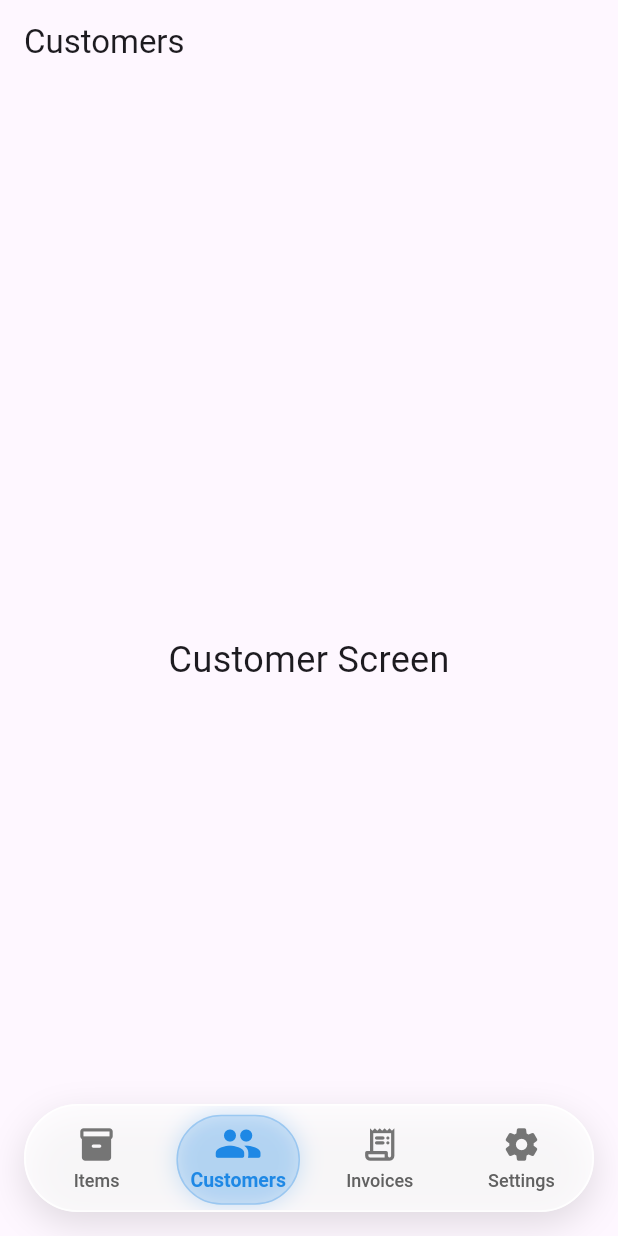
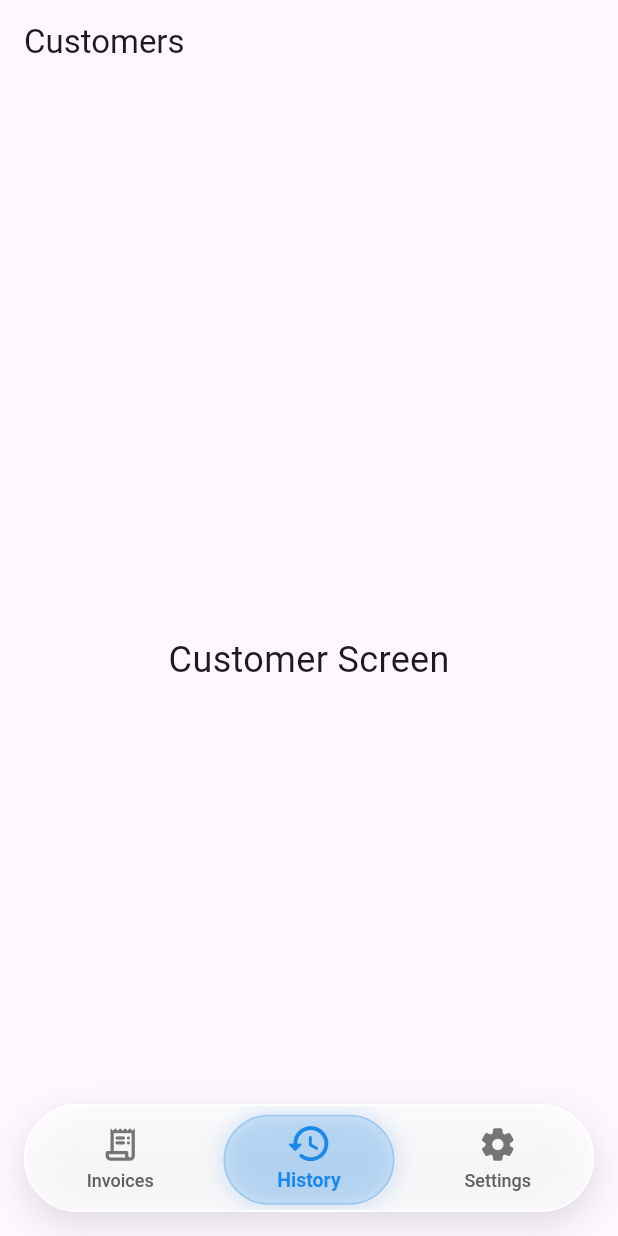
Before and after one commit to TommyBoizzzz/Amnot-Invoice, a Flutter app: the screen it shows after launch, item 2 of the bottom bar chosen, on a phone screen of 412 x 824 dp. Run offline on Flutter 3.47's test engine with Material 3 defaults, Android fonts, the light colour scheme and no system bars; our stand-ins replace sqflite; accounts and stored records are empty.

Commit message:
Update bottom_navigation.dart

```diff
--- a/lib/features/navigations/presentation/bottom_navigation.dart
+++ b/lib/features/navigations/presentation/bottom_navigation.dart
@@ -2,7 +2,6 @@ import 'package:flutter/material.dart';
 import 'package:invoice_create_app/features/Settings/presentation/screens/setting.dart';
 import 'package:invoice_create_app/features/customer/presentation/screens/customer.dart';
 import 'package:invoice_create_app/features/invoice/presentation/screens/invoice_form_screen.dart';
-import 'package:invoice_create_app/features/items/presentation/screens/items.dart';
 
 class NavBarScreen extends StatefulWidget {
   const NavBarScreen({super.key});
@@ -15,9 +14,8 @@ class _NavBarScreenState extends State<NavBarScreen> {
   int _currentIndex = 0;
 
   final List<Widget> _screens = [
-    const ItemScreen(),
+    const InvoiceFormScreen(),
     const CustomerScreen(),
-    const InvoiceFormScreen(),
     const SettingScreen(),
   ];
 
@@ -35,10 +33,10 @@ class _NavBarScreenState extends State<NavBarScreen> {
           child: Container(
             height: 72,
             decoration: BoxDecoration(
-              color: Colors.white.withValues(alpha: 0.75),
+              color: Colors.white.withOpacity(0.75),
               borderRadius: BorderRadius.circular(50),
               border: Border.all(
-                color: Colors.white.withValues(alpha: 0.9),
+                color: Colors.white.withOpacity(0.9),
                 width: 1.2,
               ),
               boxShadow: const [
@@ -49,14 +47,15 @@ class _NavBarScreenState extends State<NavBarScreen> {
                 ),
               ],
             ),
+
             child: LayoutBuilder(
               builder: (context, constraints) {
-                // 4 tabs: Items, Customers, Invoices, Settings
-                final double itemWidth = constraints.maxWidth / 4;
+                // 3 tabs
+                final double itemWidth = constraints.maxWidth / 3;
 
                 return Stack(
                   children: [
-                    /// Sliding glass indicator
+                    /// Animated sliding indicator
                     AnimatedPositioned(
                       duration: const Duration(milliseconds: 380),
                       curve: Curves.easeOutCubic,
@@ -67,20 +66,16 @@ class _NavBarScreenState extends State<NavBarScreen> {
                         padding: const EdgeInsets.all(6),
                         child: Container(
                           decoration: BoxDecoration(
-                            color: const Color(
-                              0xFF1E88E5,
-                            ).withValues(alpha: 0.15),
+                            color: const Color(0xFF1E88E5).withOpacity(0.15),
                             borderRadius: BorderRadius.circular(40),
                             border: Border.all(
-                              color: const Color(
-                                0xFF1E88E5,
-                              ).withValues(alpha: 0.25),
+                              color: const Color(0xFF1E88E5).withOpacity(0.25),
                             ),
                             boxShadow: [
                               BoxShadow(
                                 color: const Color(
                                   0xFF1E88E5,
-                                ).withValues(alpha: 0.20),
+                                ).withOpacity(0.20),
                                 blurRadius: 12,
                                 spreadRadius: 1,
                               ),
@@ -90,13 +85,15 @@ class _NavBarScreenState extends State<NavBarScreen> {
                       ),
                     ),
 
-                    /// Navigation items
+                    /// Navigation Items
                     Row(
                       children: [
-                        _buildItem(Icons.inventory_2_rounded, 'Items', 0),
-                        _buildItem(Icons.people_rounded, 'Customers', 1),
-                        _buildItem(Icons.receipt_long_rounded, 'Invoices', 2),
-                        _buildItem(Icons.settings_rounded, 'Settings', 3),
+                        _buildItem(Icons.receipt_long_rounded, 'Invoices', 0),
+
+                        /// History Icon Added
+                        _buildItem(Icons.history_rounded, 'History', 1),
+
+                        _buildItem(Icons.settings_rounded, 'Settings', 2),
                       ],
                     ),
                   ],
@@ -119,12 +116,16 @@ class _NavBarScreenState extends State<NavBarScreen> {
             _currentIndex = index;
           });
         },
+
+        behavior: HitTestBehavior.opaque,
+
         child: Column(
           mainAxisAlignment: MainAxisAlignment.center,
           children: [
             AnimatedScale(
               duration: const Duration(milliseconds: 250),
-              scale: isSelected ? 1.25 : 1.0,
+              scale: isSelected ? 1.2 : 1.0,
+
               child: Icon(
                 icon,
                 size: 26,
@@ -136,11 +137,13 @@ class _NavBarScreenState extends State<NavBarScreen> {
 
             AnimatedDefaultTextStyle(
               duration: const Duration(milliseconds: 250),
+
               style: TextStyle(
                 color: isSelected ? const Color(0xFF1E88E5) : Colors.grey[700],
-                fontSize: isSelected ? 13.0 : 12.0,
+                fontSize: isSelected ? 13 : 12,
                 fontWeight: isSelected ? FontWeight.w600 : FontWeight.w500,
               ),
+
               child: Text(label),
             ),
           ],
```
